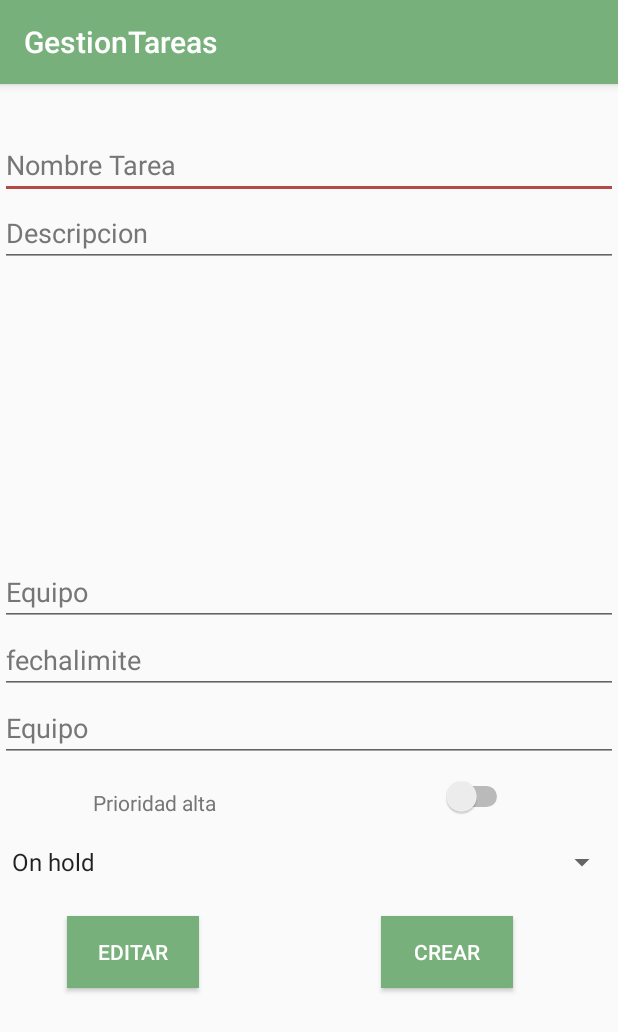
After one commit to plaroser/Gestor-de-Tareas, an Android app: the CrearTarea screen opened directly, with no data from a screen before it, on a phone screen of 412 x 824 dp. The commit adds this screen. Shown: the top 1032 px of the screen. Run offline under Robolectric (Android 15) with nearby library versions, the phone set to English and light mode, and no system bars.

Commit message:
Ventana Crear Tarea realizada

```diff
--- a/GestionTareas/app/src/main/AndroidManifest.xml
+++ b/GestionTareas/app/src/main/AndroidManifest.xml
@@ -27,7 +27,8 @@
         <activity
             android:name=".ListarEquiposActivity"
             android:label="@string/title_activity_listar_equipos"
-            android:theme="@style/AppTheme.NoActionBar"></activity>
+            android:theme="@style/AppTheme.NoActionBar" />
+        <activity android:name=".CrearTarea"></activity>
     </application>
 
 </manifest>
--- /dev/null
+++ b/GestionTareas/app/src/main/java/com/sergiopla/gestiontareas/CrearTarea.java
@@ -0,0 +1,13 @@
+package com.sergiopla.gestiontareas;
+
+import android.support.v7.app.AppCompatActivity;
+import android.os.Bundle;
+
+public class CrearTarea extends AppCompatActivity {
+
+    @Override
+    protected void onCreate(Bundle savedInstanceState) {
+        super.onCreate(savedInstanceState);
+        setContentView(R.layout.activity_crear_tarea);
+    }
+}
--- /dev/null
+++ b/GestionTareas/app/src/main/res/layout/activity_crear_tarea.xml
@@ -0,0 +1,128 @@
+<?xml version="1.0" encoding="utf-8"?>
+<android.support.constraint.ConstraintLayout xmlns:android="http://schemas.android.com/apk/res/android"
+    xmlns:app="http://schemas.android.com/apk/res-auto"
+    xmlns:tools="http://schemas.android.com/tools"
+    android:layout_width="match_parent"
+    android:layout_height="match_parent"
+    tools:context="com.sergiopla.gestiontareas.CrearTarea">
+
+    <RelativeLayout
+        android:layout_width="match_parent"
+        android:layout_height="match_parent">
+
+        <EditText
+            android:id="@+id/edtNombreTarea"
+            android:layout_width="wrap_content"
+            android:layout_height="wrap_content"
+            android:layout_alignParentEnd="true"
+            android:layout_alignParentStart="true"
+            android:layout_alignParentTop="true"
+            android:layout_marginTop="31dp"
+            android:ems="10"
+            android:inputType="textPersonName"
+            android:text="@string/nombretarea"
+            android:textColor="#767676" />
+
+        <EditText
+            android:id="@+id/edtDescripcion"
+            android:layout_width="match_parent"
+            android:layout_height="wrap_content"
+            android:layout_alignParentStart="true"
+            android:layout_below="@+id/edtNombreTarea"
+            android:ems="10"
+            android:inputType="textMultiLine"
+            android:text="@string/descripcion"
+            android:textColor="#767676" />
+
+        <EditText
+            android:id="@+id/edtEquipo"
+            android:layout_width="wrap_content"
+            android:layout_height="wrap_content"
+            android:layout_above="@+id/edtFechaLimite"
+            android:layout_alignParentEnd="true"
+            android:layout_alignParentStart="true"
+            android:ems="10"
+            android:inputType="textPersonName"
+            android:text="@string/equipo"
+            android:textColor="#767676" />
+
+        <EditText
+            android:id="@+id/edtFechaLimite"
+            android:layout_width="wrap_content"
+            android:layout_height="wrap_content"
+            android:layout_alignParentEnd="true"
+            android:layout_alignParentStart="true"
+            android:layout_centerVertical="true"
+            android:ems="10"
+            android:inputType="textPersonName"
+            android:text="@string/fechalimite"
+            android:textColor="#767676" />
+
+        <EditText
+            android:id="@+id/edtFechaCreacion"
+            android:layout_width="wrap_content"
+            android:layout_height="wrap_content"
+            android:layout_alignParentEnd="true"
+            android:layout_alignParentStart="true"
+            android:layout_below="@+id/edtFechaLimite"
+            android:ems="10"
+            android:inputType="textPersonName"
+            android:text="@string/fechacreacion"
+            android:textColor="#767676" />
+
+        <TextView
+            android:id="@+id/edtPrioridad"
+            android:layout_width="wrap_content"
+            android:layout_height="wrap_content"
+            android:layout_alignParentStart="true"
+            android:layout_below="@+id/edtFechaCreacion"
+            android:layout_marginStart="62dp"
+            android:layout_marginTop="17dp"
+            android:text="@string/prioridad"
+            android:textColor="#767676" />
+
+        <Switch
+            android:id="@+id/switch1"
+            android:layout_width="wrap_content"
+            android:layout_height="wrap_content"
+            android:layout_alignBottom="@+id/edtPrioridad"
+            android:layout_alignParentEnd="true"
+            android:layout_marginEnd="70dp"
+            android:hapticFeedbackEnabled="false"
+            android:textColorLink="@color/colorPrimaryDark"
+            tools:checked="false" />
+
+        <Spinner
+            android:id="@+id/spinner"
+            android:layout_width="match_parent"
+            android:layout_height="wrap_content"
+            android:layout_alignParentStart="true"
+            android:layout_below="@+id/edtPrioridad"
+            android:layout_marginTop="18dp"
+            android:entries="@array/proceso" />
+
+        <Button
+            android:id="@+id/btnEditar"
+            android:layout_width="wrap_content"
+            android:layout_height="wrap_content"
+            android:layout_alignEnd="@+id/edtPrioridad"
+            android:layout_below="@+id/spinner"
+            android:layout_marginEnd="11dp"
+            android:layout_marginTop="24dp"
+            android:background="@color/colorPrimary"
+            android:text="@string/editar"
+            android:textColor="@android:color/background_light" />
+
+        <Button
+            android:id="@+id/btnCrear"
+            android:layout_width="wrap_content"
+            android:layout_height="wrap_content"
+            android:layout_alignBottom="@+id/btnEditar"
+            android:layout_alignEnd="@+id/switch1"
+            android:background="@color/colorPrimary"
+            android:text="@string/crear"
+            android:textColor="@android:color/background_light" />
+
+    </RelativeLayout>
+
+</android.support.constraint.ConstraintLayout>
--- a/GestionTareas/app/src/main/res/values/colors.xml
+++ b/GestionTareas/app/src/main/res/values/colors.xml
@@ -1,6 +1,6 @@
 <?xml version="1.0" encoding="utf-8"?>
 <resources>
-    <color name="colorPrimary">#77B07A</color>
-    <color name="colorPrimaryDark">#388E3C</color>
+    <color name="colorPrimary">#77b07a</color>
+    <color name="colorPrimaryDark">#388e3c</color>
     <color name="colorAccent">#B44A47</color>
 </resources>
--- a/GestionTareas/app/src/main/res/values/strings.xml
+++ b/GestionTareas/app/src/main/res/values/strings.xml
@@ -17,4 +17,21 @@
     <string name="title_activity_listar_equipos">ListarEquiposActivity</string>
     <string name="listar_equipos_titulo">Lista de equipos</string>
     <string name="action_settings">Settings</string>
+
+
+    <string name="equipo">Equipo</string>
+    <string name="nombretarea">Nombre Tarea</string>
+    <string name="descripcion">Descripcion</string>
+    <string name="fechalimite">fechalimite</string>
+    <string name="fechacreacion">Equipo</string>
+    <string name="prioridad">Prioridad alta</string>
+    <string name="editar">Editar</string>
+    <string name="crear">Crear</string>
+
+    <string-array name="proceso">
+        <item>On hold</item>
+        <item>In progress</item>
+        <item>Needs review</item>
+        <item>Aproveed</item>
+    </string-array>
 </resources>
```
